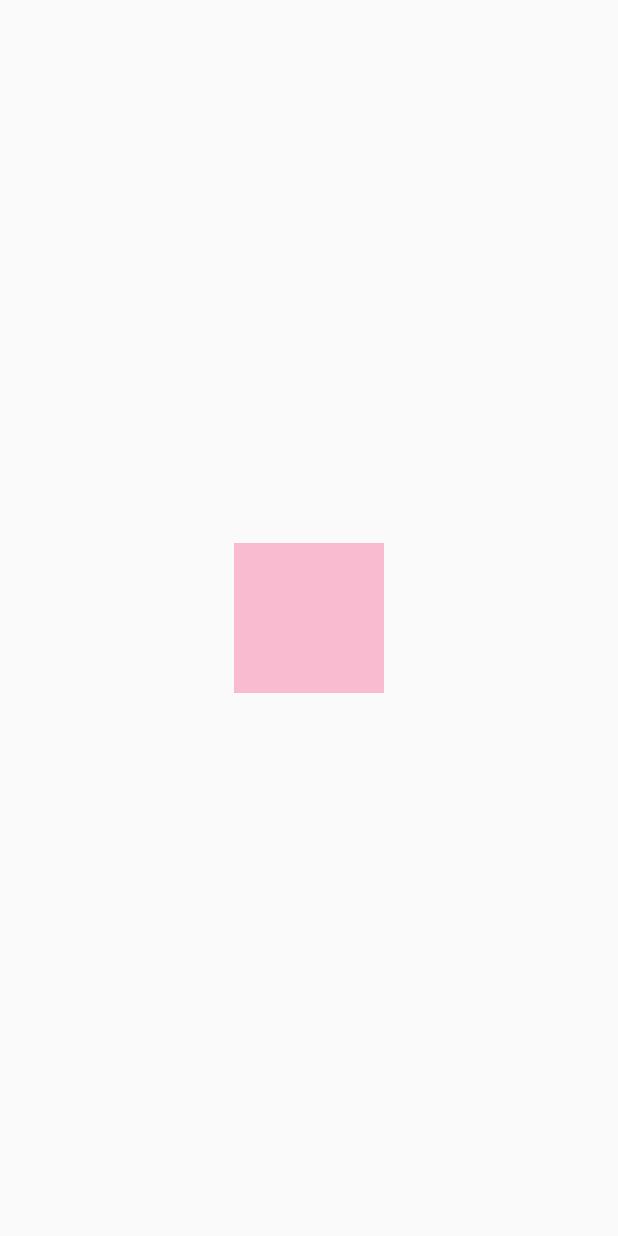
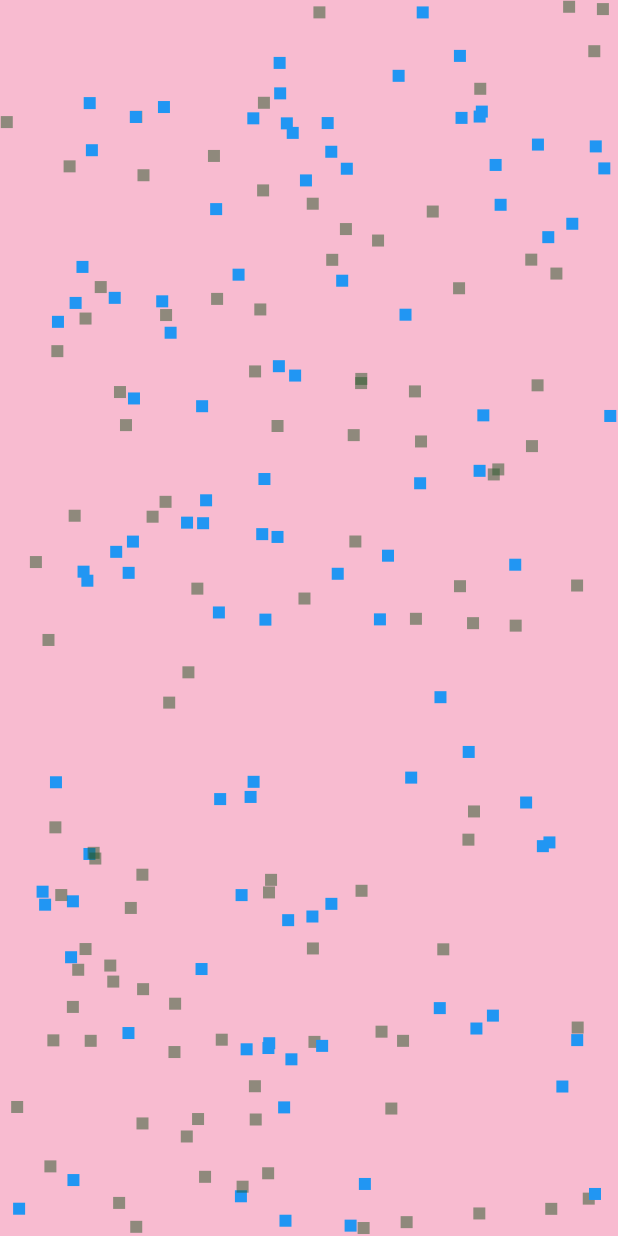
Before and after one commit to ruan65/flutter_glitter_example, a Flutter app: the screen it shows after launch, on a phone screen of 412 x 824 dp. Run offline on Flutter 3.47's test engine with Material 2 defaults, Android fonts, the phone set to English and light mode, and no system bars.

Commit message:
some way it is working now

```diff
--- a/lib/main.dart
+++ b/lib/main.dart
@@ -1,4 +1,13 @@
+import 'dart:math';
+
 import 'package:flutter/material.dart';
+import 'package:flutter/services.dart';
+
+const _pieceSize = 8.0;
+const _numPieces = 100;
+const _duration = Duration(milliseconds: 1000);
+final _colorTween = ColorTween(begin: Colors.green, end: Colors.transparent);
+final _random = Random();
 
 void main() => runApp(MyApp());
 
@@ -19,27 +28,87 @@ class MyHomePage extends StatefulWidget {
   MyHomePage({Key key, this.title}) : super(key: key);
 
   final String title;
-
   @override
   _MyHomePageState createState() => _MyHomePageState();
 }
 
-class _MyHomePageState extends State<MyHomePage> {
+class _MyHomePageState extends State<MyHomePage>
+    with SingleTickerProviderStateMixin {
+  double _width, _height;
+
+  AnimationController _controller;
+  Animation _animation;
+
   @override
-  Widget build(BuildContext context) {
-    return Scaffold(
-      body: Center(
-        child: Container(
-          height: 100,
-          width: 100,
-          color: Colors.pink[100],
-          child: _createGlitterPieces(),
-        ),
-      ),
+  void initState() {
+    super.initState();
+    SystemChrome.setEnabledSystemUIOverlays([]);
+    _controller = AnimationController(
+      vsync: this, // the SingleTickerProviderStateMixin
+      duration: _duration,
+    );
+    _animation = _colorTween.animate(_controller);
+    _controller.forward();
+    _controller.addStatusListener((AnimationStatus status) {
+      if (status == AnimationStatus.completed) {
+        _controller.reverse();
+      } else if (status == AnimationStatus.dismissed) {
+        _controller.forward();
+      }
+    });
+  }
+
+  @override
+  void dispose() {
+    _controller.dispose();
+    super.dispose();
+  }
+
+  Widget _createAnimatedGlitterPiece(BuildContext context) {
+    final piece = AnimatedBuilder(
+        animation: _animation,
+        builder: (BuildContext ctx, Widget w) => Container(
+            width: _pieceSize, height: _pieceSize, color: _animation.value));
+
+    final leftOffset = _random.nextDouble() * (_width - _pieceSize);
+    final topOffset = _random.nextDouble() * (_height - _pieceSize);
+    return Positioned(
+      top: topOffset,
+      left: leftOffset,
+      child: piece,
     );
   }
 
-  Widget _createGlitterPieces() {
-    return Stack();
+  Widget _createStaticGlitterPiece() {
+    final piece =
+        Container(width: _pieceSize, height: _pieceSize, color: Colors.blue);
+    final leftOffset = _random.nextDouble() * (_width - _pieceSize);
+    final topOffset = _random.nextDouble() * (_height - _pieceSize);
+    return Positioned(
+      top: topOffset,
+      left: leftOffset,
+      child: piece,
+    );
+  }
+
+  List<Widget> _createGlitterPieces(BuildContext context, int numPieces) {
+    final result = <Widget>[];
+    for (var i = 0; i < numPieces; i++) {
+      result.add(_createStaticGlitterPiece());
+      result.add(_createAnimatedGlitterPiece(context));
+    }
+    return result;
+  }
+
+  @override
+  Widget build(BuildContext context) {
+    _width = MediaQuery.of(context).size.width;
+    _height = MediaQuery.of(context).size.height;
+    return Scaffold(
+        body: Center(
+            child: Container(
+                color: Colors.pink[100],
+                child: Stack(
+                    children: _createGlitterPieces(context, _numPieces)))));
   }
 }
```
Also changed, not shown: 15 other files.
